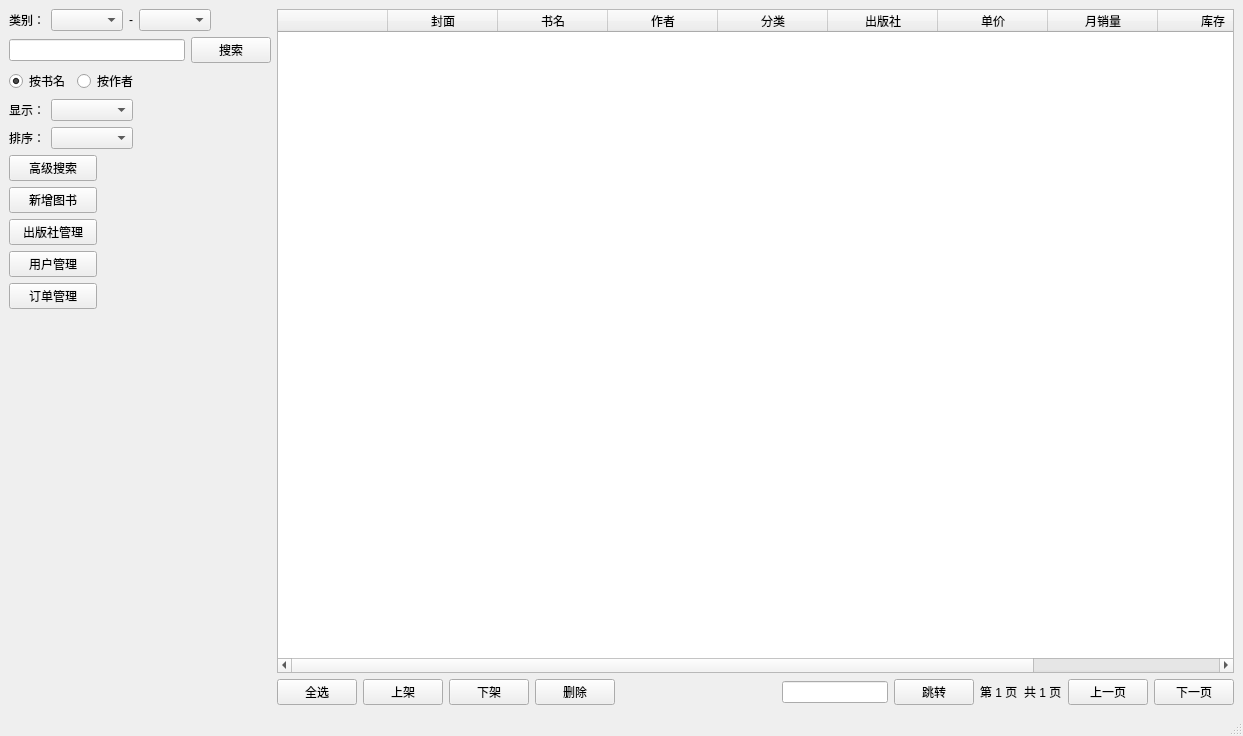
Old version of the form ui/ui_manage.ui in the repository inverse-limit/database-proj.
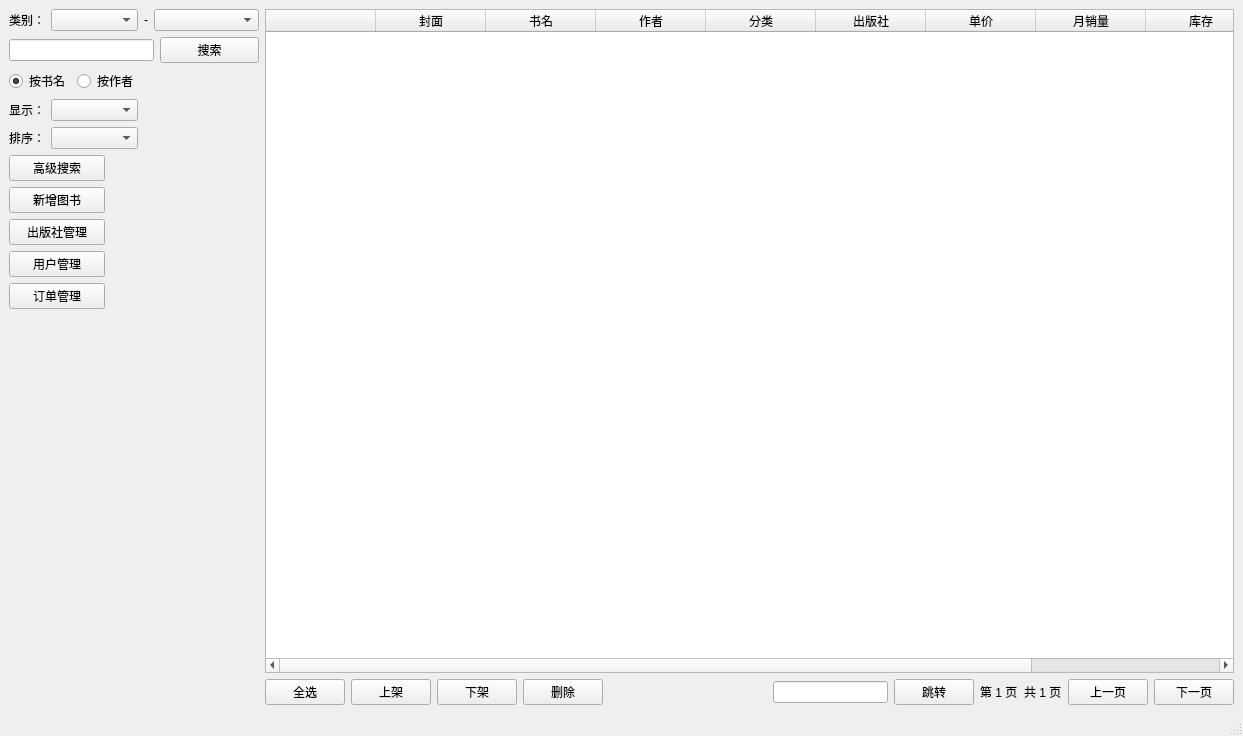
New version of the form.

```diff
--- a/ui/ui_manage.ui
+++ b/ui/ui_manage.ui
@@ -14,8 +14,8 @@
    <string>书店管理系统</string>
   </property>
   <widget class="QWidget" name="centralwidget">
-   <layout class="QGridLayout" name="gridLayout_3" columnstretch="0,1">
-    <item row="0" column="0">
+   <layout class="QHBoxLayout" name="horizontalLayout" stretch="0,1">
+    <item>
      <layout class="QGridLayout" name="gridLayout">
       <item row="0" column="0">
        <widget class="QLabel" name="class_label">
@@ -34,26 +34,13 @@
         </property>
        </widget>
       </item>
-      <item row="0" column="5" colspan="3">
+      <item row="0" column="5" colspan="2">
        <widget class="QComboBox" name="comboBox_class2"/>
       </item>
-      <item row="0" column="8">
-       <spacer name="horizontalSpacer_9">
-        <property name="orientation">
-         <enum>Qt::Horizontal</enum>
-        </property>
-        <property name="sizeHint" stdset="0">
-         <size>
-          <width>28</width>
-          <height>20</height>
-         </size>
-        </property>
-       </spacer>
-      </item>
-      <item row="1" column="0" colspan="7">
+      <item row="1" column="0" colspan="6">
        <widget class="QLineEdit" name="lineEdit_search"/>
       </item>
-      <item row="1" column="7" colspan="2">
+      <item row="1" column="6">
        <widget class="QPushButton" name="pushButton_search">
         <property name="text">
          <string>搜索</string>
@@ -70,14 +57,14 @@
         </property>
        </widget>
       </item>
-      <item row="2" column="2" colspan="5">
+      <item row="2" column="2" colspan="2">
        <widget class="QRadioButton" name="radioButton_author">
         <property name="text">
          <string>按作者</string>
         </property>
        </widget>
       </item>
-      <item row="2" column="7" colspan="2">
+      <item row="2" column="6">
        <spacer name="horizontalSpacer_3">
         <property name="orientation">
          <enum>Qt::Horizontal</enum>
@@ -97,10 +84,10 @@
         </property>
        </widget>
       </item>
-      <item row="3" column="1" colspan="4">
+      <item row="3" column="1" colspan="3">
        <widget class="QComboBox" name="comboBox_filter"/>
       </item>
-      <item row="3" column="6" colspan="3">
+      <item row="3" column="4" colspan="3">
        <spacer name="horizontalSpacer_8">
         <property name="orientation">
          <enum>Qt::Horizontal</enum>
@@ -120,10 +107,10 @@
         </property>
        </widget>
       </item>
-      <item row="4" column="1" colspan="4">
+      <item row="4" column="1" colspan="3">
        <widget class="QComboBox" name="comboBox_sort"/>
       </item>
-      <item row="4" column="6" colspan="3">
+      <item row="4" column="4" colspan="3">
        <spacer name="horizontalSpacer_10">
         <property name="orientation">
          <enum>Qt::Horizontal</enum>
@@ -143,14 +130,14 @@
         </property>
        </widget>
       </item>
-      <item row="5" column="3" colspan="6">
+      <item row="5" column="3" colspan="4">
        <spacer name="horizontalSpacer_2">
         <property name="orientation">
          <enum>Qt::Horizontal</enum>
         </property>
         <property name="sizeHint" stdset="0">
          <size>
-          <width>118</width>
+          <width>148</width>
           <height>20</height>
          </size>
         </property>
@@ -163,14 +150,14 @@
         </property>
        </widget>
       </item>
-      <item row="6" column="3" colspan="6">
+      <item row="6" column="3" colspan="4">
        <spacer name="horizontalSpacer_4">
         <property name="orientation">
          <enum>Qt::Horizontal</enum>
         </property>
         <property name="sizeHint" stdset="0">
          <size>
-          <width>118</width>
+          <width>148</width>
           <height>20</height>
          </size>
         </property>
@@ -183,14 +170,14 @@
         </property>
        </widget>
       </item>
-      <item row="7" column="3" colspan="6">
+      <item row="7" column="3" colspan="4">
        <spacer name="horizontalSpacer_5">
         <property name="orientation">
          <enum>Qt::Horizontal</enum>
         </property>
         <property name="sizeHint" stdset="0">
          <size>
-          <width>118</width>
+          <width>148</width>
           <height>20</height>
          </size>
         </property>
@@ -203,14 +190,14 @@
         </property>
        </widget>
       </item>
-      <item row="8" column="3" colspan="6">
+      <item row="8" column="3" colspan="4">
        <spacer name="horizontalSpacer_6">
         <property name="orientation">
          <enum>Qt::Horizontal</enum>
         </property>
         <property name="sizeHint" stdset="0">
          <size>
-          <width>118</width>
+          <width>148</width>
           <height>20</height>
          </size>
         </property>
@@ -223,20 +210,20 @@
         </property>
        </widget>
       </item>
-      <item row="9" column="3" colspan="6">
+      <item row="9" column="3" colspan="4">
        <spacer name="horizontalSpacer_7">
         <property name="orientation">
          <enum>Qt::Horizontal</enum>
         </property>
         <property name="sizeHint" stdset="0">
          <size>
-          <width>118</width>
+          <width>148</width>
           <height>20</height>
          </size>
         </property>
        </spacer>
       </item>
-      <item row="10" column="3" colspan="3">
+      <item row="10" column="3">
        <spacer name="verticalSpacer">
         <property name="orientation">
          <enum>Qt::Vertical</enum>
@@ -251,7 +238,7 @@
       </item>
      </layout>
     </item>
-    <item row="0" column="1">
+    <item>
      <layout class="QGridLayout" name="gridLayout_2">
       <item row="1" column="8">
        <widget class="QLabel" name="label_all_page">
```
